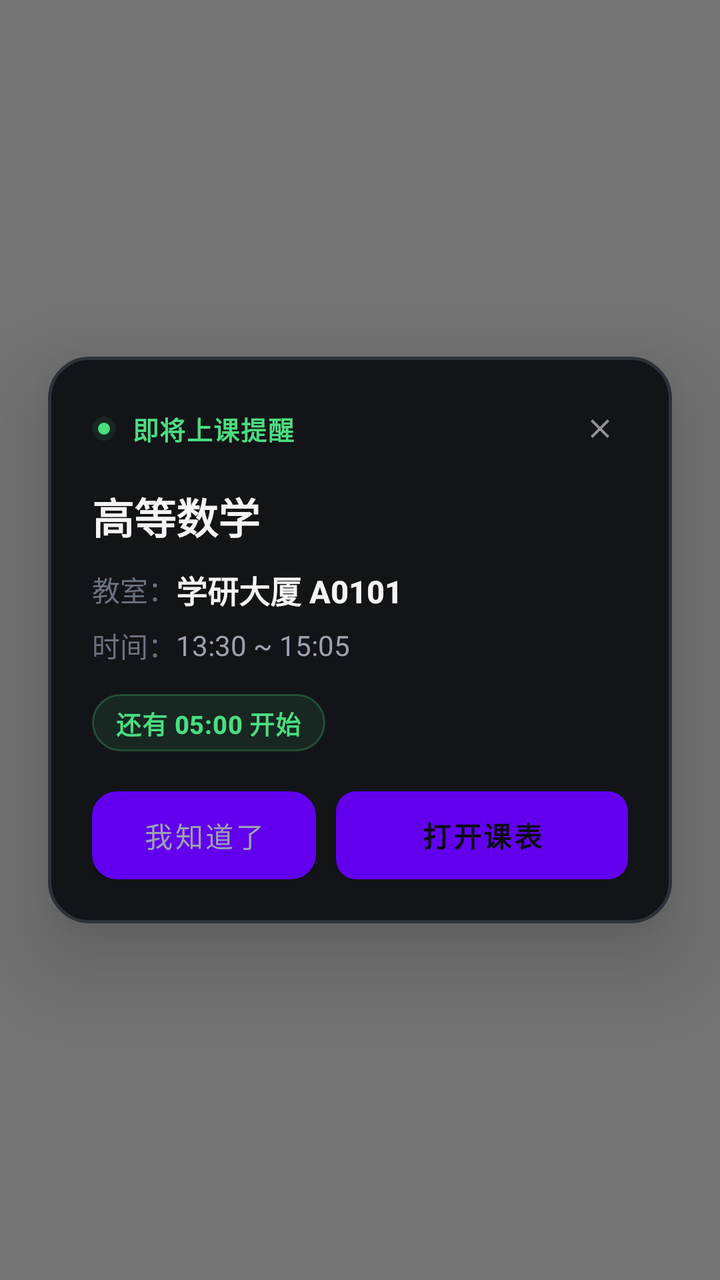
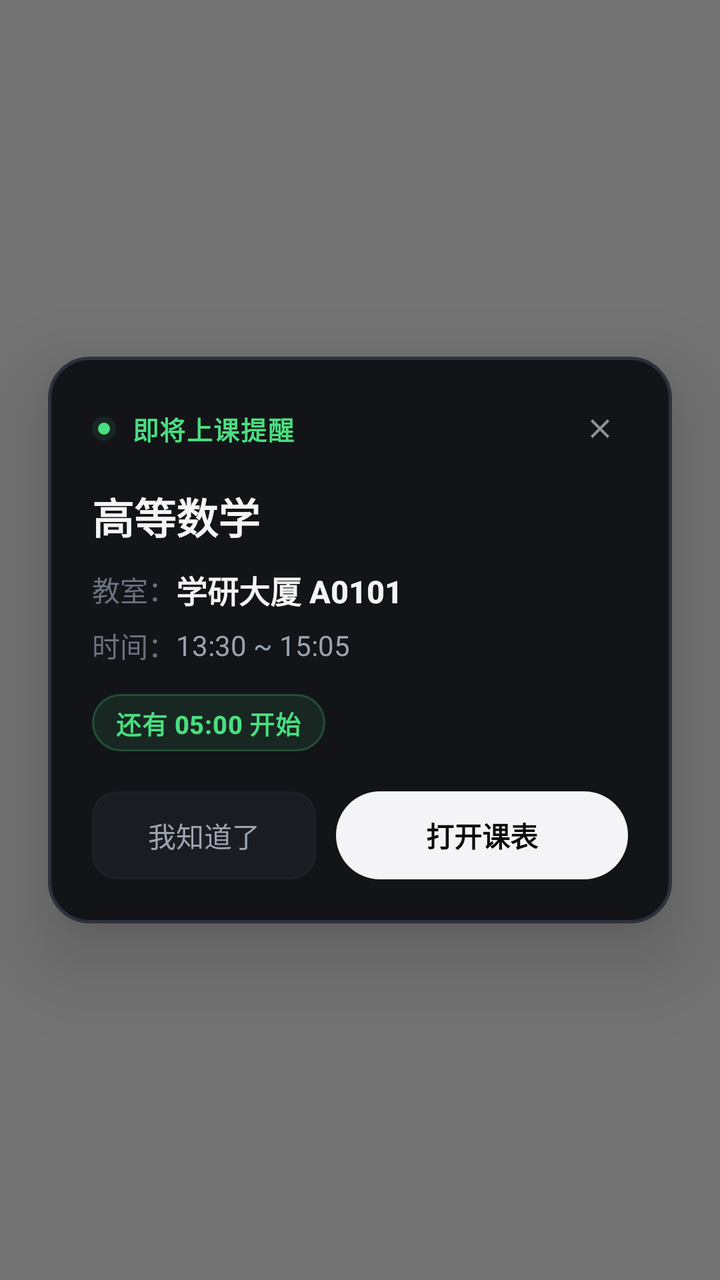

Compare the two renders of this Android layout. The source of the first and the diff that turns it into the second are given below.
<!-- AndroidManifest.xml: activity theme Theme.SnhgnSchedule.ReminderDialog -->
<!-- res/layout/activity_course_reminder.xml -->
<?xml version="1.0" encoding="utf-8"?>
<FrameLayout xmlns:android="http://schemas.android.com/apk/res/android"
    android:id="@+id/layout_reminder_root"
    android:layout_width="match_parent"
    android:layout_height="match_parent"
    android:background="#8C000000">

    
    <LinearLayout
        android:id="@+id/card_reminder_content"
        android:layout_width="match_parent"
        android:layout_height="wrap_content"
        android:layout_gravity="center"
        android:layout_marginStart="24dp"
        android:layout_marginEnd="24dp"
        android:background="@drawable/bg_card_reminder"
        android:elevation="24dp"
        android:orientation="vertical"
        android:padding="22dp">

        
        <LinearLayout
            android:layout_width="match_parent"
            android:layout_height="wrap_content"
            android:gravity="center_vertical"
            android:orientation="horizontal">

            <ImageView
                android:layout_width="12dp"
                android:layout_height="12dp"
                android:layout_marginEnd="8dp"
                android:contentDescription="Live"
                android:src="@drawable/ic_live_dot" />

            <TextView
                android:layout_width="0dp"
                android:layout_height="wrap_content"
                android:layout_weight="1"
                android:fontFamily="sans-serif-medium"
                android:letterSpacing="0.04"
                android:text="即将上课提醒"
                android:textColor="@color/accent_green"
                android:textSize="13sp"
                android:textStyle="bold" />

            <ImageView
                android:id="@+id/btn_reminder_close_icon"
                android:layout_width="28dp"
                android:layout_height="28dp"
                android:background="?android:attr/selectableItemBackgroundBorderless"
                android:contentDescription="关闭"
                android:padding="6dp"
                android:src="@drawable/ic_close" />
        </LinearLayout>

        
        <TextView
            android:id="@+id/tv_reminder_course_name"
            android:layout_width="match_parent"
            android:layout_height="wrap_content"
            android:layout_marginTop="14dp"
            android:ellipsize="end"
            android:fontFamily="sans-serif-medium"
            android:maxLines="2"
            android:text="高等数学"
            android:textColor="@color/text_primary"
            android:textSize="21sp"
            android:textStyle="bold" />

        
        <LinearLayout
            android:layout_width="match_parent"
            android:layout_height="wrap_content"
            android:layout_marginTop="10dp"
            android:gravity="center_vertical"
            android:orientation="horizontal">

            <TextView
                android:layout_width="wrap_content"
                android:layout_height="wrap_content"
                android:text="教室："
                android:textColor="@color/text_muted"
                android:textSize="14sp" />

            <TextView
                android:id="@+id/tv_reminder_classroom"
                android:layout_width="wrap_content"
                android:layout_height="wrap_content"
                android:fontFamily="sans-serif-medium"
                android:text="学研大厦 A0101"
                android:textColor="@color/text_primary"
                android:textSize="15.5sp"
                android:textStyle="bold" />
        </LinearLayout>

        
        <LinearLayout
            android:layout_width="match_parent"
            android:layout_height="wrap_content"
            android:layout_marginTop="6dp"
            android:gravity="center_vertical"
            android:orientation="horizontal">

            <TextView
                android:layout_width="wrap_content"
                android:layout_height="wrap_content"
                android:text="时间："
                android:textColor="@color/text_muted"
                android:textSize="14sp" />

            <TextView
                android:id="@+id/tv_reminder_time_slot"
                android:layout_width="wrap_content"
                android:layout_height="wrap_content"
                android:text="13:30 ~ 15:05"
                android:textColor="@color/text_secondary"
                android:textSize="14sp" />
        </LinearLayout>

        
        <TextView
            android:id="@+id/tv_reminder_countdown_pill"
            android:layout_width="wrap_content"
            android:layout_height="wrap_content"
            android:layout_marginTop="14dp"
            android:background="@drawable/bg_capsule_chip"
            android:fontFamily="sans-serif-medium"
            android:letterSpacing="0.02"
            android:paddingStart="12dp"
            android:paddingTop="5dp"
            android:paddingEnd="12dp"
            android:paddingBottom="5dp"
            android:text="还有 05:00 开始"
            android:textColor="@color/accent_green"
            android:textSize="12.5sp"
            android:textStyle="bold" />

        
        <LinearLayout
            android:layout_width="match_parent"
            android:layout_height="wrap_content"
            android:layout_marginTop="20dp"
            android:gravity="center_vertical"
            android:orientation="horizontal">

            <Button
                android:id="@+id/btn_reminder_dismiss"
                android:layout_width="0dp"
                android:layout_height="44dp"
                android:layout_marginEnd="10dp"
                android:layout_weight="1"
                android:background="@drawable/bg_btn_secondary"
                android:fontFamily="sans-serif-medium"
                android:insetTop="0dp"
                android:insetBottom="0dp"
                android:text="我知道了"
                android:textColor="@color/text_secondary"
                android:textSize="14sp" />

            <Button
                android:id="@+id/btn_reminder_open_schedule"
                android:layout_width="0dp"
                android:layout_height="44dp"
                android:layout_weight="1.3"
                android:background="@drawable/btn_primary"
                android:fontFamily="sans-serif-medium"
                android:insetTop="0dp"
                android:insetBottom="0dp"
                android:text="打开课表"
                android:textColor="@color/bg_root"
                android:textSize="14sp"
                android:textStyle="bold" />
        </LinearLayout>

    </LinearLayout>

</FrameLayout>
<!-- resources referenced by this layout -->
<resources>
  <color name="accent_green">#4ADE80</color>
  <color name="bg_root">#0A0B0D</color>
  <color name="text_muted">#6B7280</color>
  <color name="text_primary">#F4F4F6</color>
  <color name="text_secondary">#9CA3AF</color>
  <!-- drawable bg_btn_secondary (drawable) -->
  <?xml version="1.0" encoding="utf-8"?>
  <ripple xmlns:android="http://schemas.android.com/apk/res/android"
      android:color="@color/bg_surface_pressed">
      <item>
          <shape android:shape="rectangle">
              <corners android:radius="12dp" />
              <solid android:color="@color/icon_container_bg" />
              <stroke
                  android:width="1dp"
                  android:color="@color/border_subtle" />
          </shape>
      </item>
  </ripple>
  <!-- drawable bg_capsule_chip (drawable) -->
  <?xml version="1.0" encoding="utf-8"?>
  <shape xmlns:android="http://schemas.android.com/apk/res/android"
      android:shape="rectangle">
      <corners android:radius="14dp" />
      <solid android:color="@color/accent_green_bg" />
      <stroke
          android:width="1dp"
          android:color="#404ADE80" />
      <padding
          android:left="10dp"
          android:top="4dp"
          android:right="10dp"
          android:bottom="4dp" />
  </shape>
  <!-- drawable bg_card_reminder (drawable) -->
  <?xml version="1.0" encoding="utf-8"?>
  <shape xmlns:android="http://schemas.android.com/apk/res/android"
      android:shape="rectangle">
      <corners android:radius="20dp" />
      <solid android:color="@color/bg_surface" />
      <stroke
          android:width="1.5dp"
          android:color="@color/border_highlight" />
  </shape>
  <!-- drawable btn_primary (drawable) -->
  <?xml version="1.0" encoding="utf-8"?>
  <ripple xmlns:android="http://schemas.android.com/apk/res/android"
      android:color="#33000000">
      <item>
          <shape android:shape="rectangle">
              <corners android:radius="10dp" />
              <solid android:color="@color/text_primary" />
          </shape>
      </item>
  </ripple>
  <!-- drawable ic_close (drawable) -->
  <vector xmlns:android="http://schemas.android.com/apk/res/android"
      android:width="20dp"
      android:height="20dp"
      android:viewportWidth="24"
      android:viewportHeight="24">
      <path
          android:fillColor="#88FFFFFF"
          android:pathData="M19,6.41L17.59,5 12,10.59 6.41,5 5,6.41 10.59,12 5,17.59 6.41,19 12,13.41 17.59,19 19,17.59 13.41,12z" />
  </vector>
  <!-- drawable ic_live_dot (drawable) -->
  <vector xmlns:android="http://schemas.android.com/apk/res/android"
      android:width="12dp"
      android:height="12dp"
      android:viewportWidth="12"
      android:viewportHeight="12">
      <path
          android:fillColor="@color/accent_green_bg"
          android:pathData="M6,6m-6,0a6,6 0 1,0 12,0a6,6 0 1,0 -12,0" />
      <path
          android:fillColor="@color/accent_green"
          android:pathData="M6,6m-3,0a3,3 0 1,0 6,0a3,3 0 1,0 -6,0" />
  </vector>
  <style name="Theme.SnhgnSchedule.ReminderDialog" parent="Theme.MaterialComponents.DayNight.NoActionBar">
          <item name="android:windowBackground">@android:color/transparent</item>
          <item name="android:windowIsTranslucent">true</item>
          <item name="android:windowContentOverlay">@null</item>
          <item name="android:windowNoTitle">true</item>
          <item name="android:windowIsFloating">false</item>
          <item name="android:backgroundDimEnabled">true</item>
          <item name="android:backgroundDimAmount">0.65</item>
          <item name="android:statusBarColor">@android:color/transparent</item>
          <item name="android:navigationBarColor">@android:color/transparent</item>
          <item name="android:windowLightStatusBar">false</item>
      </style>
  <color name="bg_surface_pressed">#1C1E24</color>
  <color name="icon_container_bg">#1A1C22</color>
  <color name="border_subtle">#1F2128</color>
  <color name="accent_green_bg">#184ADE80</color>
  <color name="bg_surface">#131418</color>
  <color name="border_highlight">#2D313B</color>
</resources>

<!-- the commit's change to res/layout/activity_course_reminder.xml (unified diff, before → after) -->
@@ -143,29 +143,29 @@
             android:gravity="center_vertical"
             android:orientation="horizontal">
 
-            <Button
+            <androidx.appcompat.widget.AppCompatButton
                 android:id="@+id/btn_reminder_dismiss"
                 android:layout_width="0dp"
                 android:layout_height="44dp"
                 android:layout_marginEnd="10dp"
                 android:layout_weight="1"
                 android:background="@drawable/bg_btn_secondary"
+                android:elevation="0dp"
                 android:fontFamily="sans-serif-medium"
-                android:insetTop="0dp"
-                android:insetBottom="0dp"
+                android:stateListAnimator="@null"
                 android:text="我知道了"
                 android:textColor="@color/text_secondary"
                 android:textSize="14sp" />
 
-            <Button
+            <androidx.appcompat.widget.AppCompatButton
                 android:id="@+id/btn_reminder_open_schedule"
                 android:layout_width="0dp"
                 android:layout_height="44dp"
                 android:layout_weight="1.3"
-                android:background="@drawable/btn_primary"
+                android:background="@drawable/bg_btn_pill"
+                android:elevation="0dp"
                 android:fontFamily="sans-serif-medium"
-                android:insetTop="0dp"
-                android:insetBottom="0dp"
+                android:stateListAnimator="@null"
                 android:text="打开课表"
                 android:textColor="@color/bg_root"
                 android:textSize="14sp"
<!-- resource entries referenced after the edit -->
@@ -5,6 +5,17 @@
   <color name="text_muted">#6B7280</color>
   <color name="text_primary">#F4F4F6</color>
   <color name="text_secondary">#9CA3AF</color>
+  <!-- drawable bg_btn_pill (drawable) -->
+  <?xml version="1.0" encoding="utf-8"?>
+  <ripple xmlns:android="http://schemas.android.com/apk/res/android"
+      android:color="#25000000">
+      <item>
+          <shape android:shape="rectangle">
+              <corners android:radius="26dp" />
+              <solid android:color="@color/text_primary" />
+          </shape>
+      </item>
+  </ripple>
   <!-- drawable bg_btn_secondary (drawable) -->
   <?xml version="1.0" encoding="utf-8"?>
   <ripple xmlns:android="http://schemas.android.com/apk/res/android"
@@ -44,17 +55,6 @@
           android:width="1.5dp"
           android:color="@color/border_highlight" />
   </shape>
-  <!-- drawable btn_primary (drawable) -->
-  <?xml version="1.0" encoding="utf-8"?>
-  <ripple xmlns:android="http://schemas.android.com/apk/res/android"
-      android:color="#33000000">
-      <item>
-          <shape android:shape="rectangle">
-              <corners android:radius="10dp" />
-              <solid android:color="@color/text_primary" />
-          </shape>
-      </item>
-  </ripple>
   <!-- drawable ic_close (drawable) -->
   <vector xmlns:android="http://schemas.android.com/apk/res/android"
       android:width="20dp"
